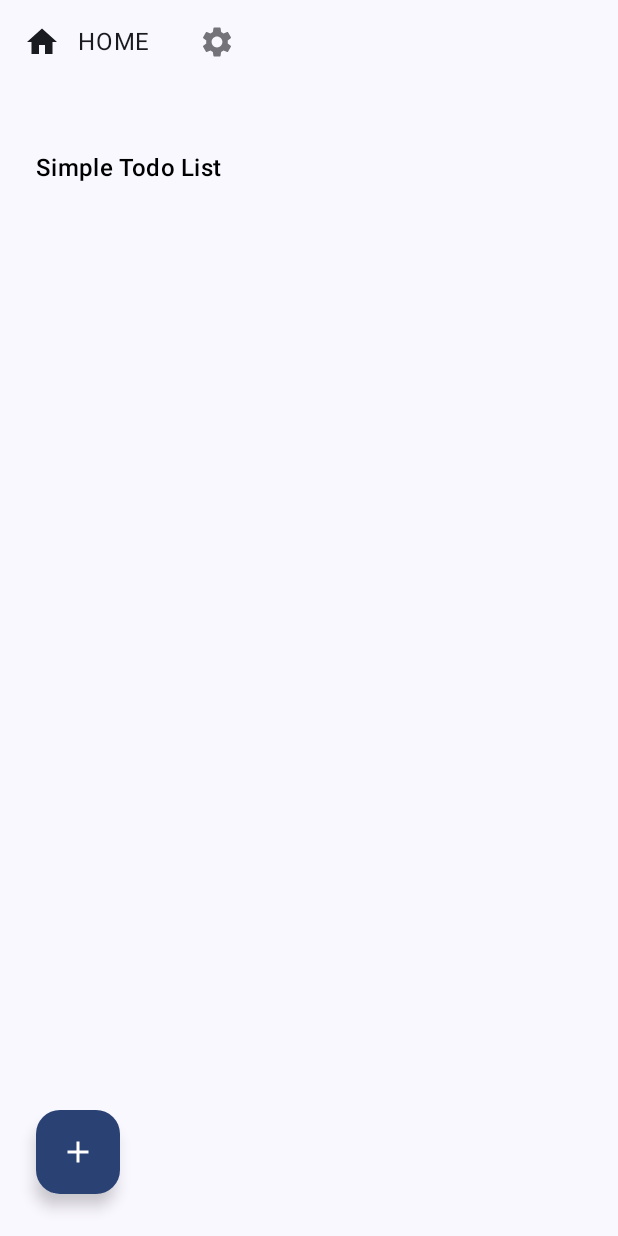
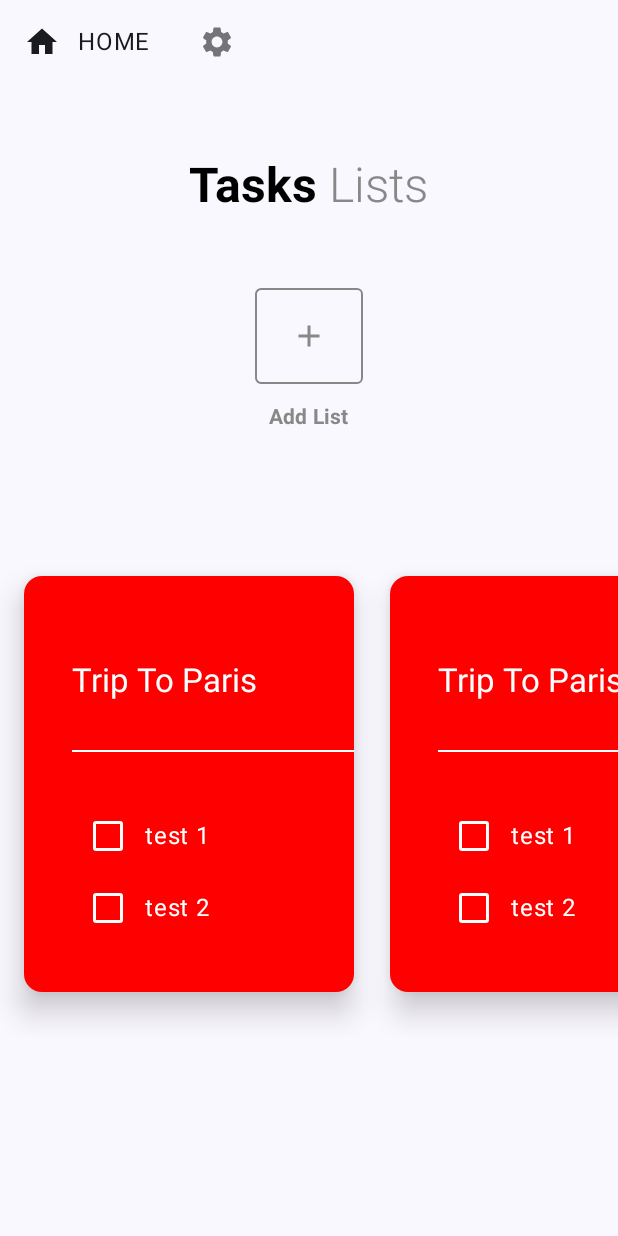
Before and after one commit to DaniZakaria63/simple-todo-list, an Android app built with Jetpack Compose: the screen it shows after launch (MainActivity), on a phone screen of 412 x 824 dp. Run offline under Robolectric (Android 15) with nearby library versions, the phone set to English and light mode, and no system bars; our stand-ins replace Room's generated code.

Commit message:
initialize dummy home ui for task type

```diff
--- /dev/null
+++ b/app/src/main/java/com/daniza/simple/todolist/data/model/TaskTypeModel.kt
@@ -0,0 +1,15 @@
+package com.daniza.simple.todolist.data.model
+
+import androidx.compose.runtime.getValue
+import androidx.compose.runtime.mutableStateOf
+
+data class TaskTypeModel(
+    val id: Int = 0,
+    val name: String = "",
+    val date_created: String = "",
+    var _task_list: List<TaskModel> = listOf()
+) {
+    val task_list_size get() = _task_list.size
+
+    val task_list by mutableStateOf(_task_list)
+}
--- a/app/src/main/java/com/daniza/simple/todolist/ui/main/MainScreen.kt
+++ b/app/src/main/java/com/daniza/simple/todolist/ui/main/MainScreen.kt
@@ -1,14 +1,23 @@
 package com.daniza.simple.todolist.ui.main
 
 import android.util.Log
+import androidx.compose.foundation.BorderStroke
+import androidx.compose.foundation.background
 import androidx.compose.foundation.layout.Box
 import androidx.compose.foundation.layout.Column
+import androidx.compose.foundation.layout.Spacer
 import androidx.compose.foundation.layout.fillMaxSize
 import androidx.compose.foundation.layout.fillMaxWidth
 import androidx.compose.foundation.layout.navigationBarsPadding
 import androidx.compose.foundation.layout.padding
+import androidx.compose.foundation.layout.width
+import androidx.compose.foundation.lazy.LazyRow
+import androidx.compose.foundation.lazy.items
+import androidx.compose.foundation.shape.RoundedCornerShape
 import androidx.compose.material.icons.Icons
 import androidx.compose.material.icons.filled.Add
+import androidx.compose.material3.Button
+import androidx.compose.material3.ButtonDefaults
 import androidx.compose.material3.FloatingActionButton
 import androidx.compose.material3.Icon
 import androidx.compose.material3.MaterialTheme
@@ -22,10 +31,15 @@ import androidx.compose.runtime.setValue
 import androidx.compose.ui.Alignment
 import androidx.compose.ui.Modifier
 import androidx.compose.ui.graphics.Color
+import androidx.compose.ui.text.SpanStyle
+import androidx.compose.ui.text.buildAnnotatedString
+import androidx.compose.ui.text.font.FontWeight
+import androidx.compose.ui.text.withStyle
 import androidx.compose.ui.unit.dp
 import androidx.lifecycle.compose.collectAsStateWithLifecycle
 import androidx.lifecycle.viewmodel.compose.viewModel
 import com.daniza.simple.todolist.data.model.TaskModel
+import com.daniza.simple.todolist.data.model.TaskTypeModel
 import com.daniza.simple.todolist.ui.splash.SplashScreen
 import com.daniza.simple.todolist.ui.widget.common.ErrorScreen
 import com.daniza.simple.todolist.ui.widget.common.LoadingScreen
@@ -34,6 +48,7 @@ import com.daniza.simple.todolist.ui.widget.task.TaskDialog
 import com.daniza.simple.todolist.ui.widget.task.TaskDialogType
 import com.daniza.simple.todolist.ui.widget.task.TaskList
 import com.daniza.simple.todolist.ui.widget.task.TaskUiState
+import com.daniza.simple.todolist.ui.widget.task_type.TaskTypeCardList
 
 @Composable
 fun MainScreen(viewModel: MainViewModel) {
@@ -44,7 +59,16 @@ fun MainScreen(viewModel: MainViewModel) {
                 showSplashScreen = false
             }
         } else {
-            TodoListScene(mainViewModel = viewModel, modifier = Modifier.fillMaxSize())
+            val dummy_task = listOf(
+                TaskModel(title = "test 1"),
+                TaskModel(title = "test 2")
+            )
+            val dummy_type = listOf(
+                TaskTypeModel(name = "one", _task_list = dummy_task),
+                TaskTypeModel(name = "two", _task_list = dummy_task)
+            )
+            TodoTaskTypeContent(dummy_type)
+//            TodoListScene(mainViewModel = viewModel, modifier = Modifier.fillMaxSize())
         }
     }
 }
@@ -110,6 +134,77 @@ private fun TodoListScene(
     }
 }
 
+
+@Composable
+private fun TodoTaskTypeContent(
+    listTaskType: List<TaskTypeModel> = listOf(),
+) {
+    Surface(modifier = Modifier.fillMaxSize()) {
+        Column(horizontalAlignment = Alignment.CenterHorizontally) {
+            Spacer(modifier = Modifier.padding(24.dp))
+
+            Box(modifier = Modifier.fillMaxWidth(), contentAlignment = Alignment.Center) {
+                Text(
+                    text = buildAnnotatedString {
+                        withStyle(
+                            style = SpanStyle(
+                                color = Color.Black,
+                                fontWeight = FontWeight.Bold
+                            )
+                        ) {
+                            append("Tasks")
+                        }
+                        withStyle(
+                            style = SpanStyle(
+                                color = Color.Gray,
+                                fontWeight = FontWeight.Light
+                            )
+                        ) {
+                            append(" Lists")
+                        }
+                    },
+                    style = MaterialTheme.typography.headlineLarge,
+                    modifier = Modifier.background(MaterialTheme.colorScheme.background)
+                )
+//                Divider(color = Color.Black) // TODO: Update this into similar like the mockup
+            }
+
+            Spacer(modifier = Modifier.padding(24.dp))
+            Button(
+                onClick = { /*TODO*/ },
+                shape = RoundedCornerShape(4.dp),
+                border = BorderStroke(1.dp, Color.Gray),
+                colors = ButtonDefaults.outlinedButtonColors(contentColor = Color.Gray),
+            ) {
+                Icon(
+                    imageVector = Icons.Filled.Add,
+                    contentDescription = "add",
+                    modifier = Modifier.padding(vertical = 12.dp)
+                )
+            }
+            Text(
+                text = "Add List",
+                style = MaterialTheme.typography.labelLarge,
+                fontWeight = FontWeight.Bold,
+                color = Color.Gray,
+                modifier = Modifier.padding(top = 12.dp, bottom = 32.dp)
+            )
+
+            Spacer(modifier = Modifier.padding(32.dp))
+            LazyRow {
+                items(items = listTaskType) { taskType ->
+                    TaskTypeCardList(
+                        items = taskType.task_list,
+                        modifier = Modifier
+                            .padding(start = 16.dp, end = 8.dp)
+                            .width(220.dp)
+                    )
+                }
+            }
+        }
+    }
+}
+
 @Composable
 private fun TodoListContent(
     listTask: List<TaskModel>,
--- /dev/null
+++ b/app/src/main/java/com/daniza/simple/todolist/ui/widget/task_type/TaskTypeCardItem.kt
@@ -0,0 +1,55 @@
+package com.daniza.simple.todolist.ui.widget.task_type
+
+import androidx.compose.foundation.layout.Row
+import androidx.compose.foundation.layout.fillMaxWidth
+import androidx.compose.foundation.layout.padding
+import androidx.compose.material3.Checkbox
+import androidx.compose.material3.CheckboxDefaults
+import androidx.compose.material3.MaterialTheme
+import androidx.compose.material3.Text
+import androidx.compose.runtime.Composable
+import androidx.compose.runtime.getValue
+import androidx.compose.runtime.mutableStateOf
+import androidx.compose.runtime.remember
+import androidx.compose.runtime.setValue
+import androidx.compose.ui.Alignment
+import androidx.compose.ui.Modifier
+import androidx.compose.ui.graphics.Color
+import androidx.compose.ui.text.TextStyle
+import androidx.compose.ui.text.style.TextAlign
+import androidx.compose.ui.text.style.TextDecoration
+import androidx.compose.ui.unit.dp
+import com.daniza.simple.todolist.data.model.TaskModel
+
+
+@Composable
+fun TaskTypeCardItem(
+    item: TaskModel,
+    modifier: Modifier = Modifier
+) {
+    var checked by remember {
+        mutableStateOf(item.checked)
+    }
+
+    Row(
+        modifier = modifier
+            .fillMaxWidth()
+            .padding(end = 16.dp),
+        verticalAlignment = Alignment.CenterVertically
+    ) {
+        Checkbox(
+            checked = checked,
+            onCheckedChange = { checked = it },
+            colors = CheckboxDefaults.colors(
+                checkmarkColor = Color.White,
+                uncheckedColor = Color.White,
+                checkedColor = Color.Gray
+            )
+        )
+        Text(
+            text = item.title, maxLines = 1, textAlign = TextAlign.Center,
+            style = if (checked) TextStyle(textDecoration = TextDecoration.LineThrough)
+            else MaterialTheme.typography.bodyLarge,
+        )
+    }
+}
--- /dev/null
+++ b/app/src/main/java/com/daniza/simple/todolist/ui/widget/task_type/TaskTypeCardList.kt
@@ -0,0 +1,83 @@
+package com.daniza.simple.todolist.ui.widget.task_type
+
+import android.util.Log
+import androidx.compose.foundation.layout.Column
+import androidx.compose.foundation.layout.padding
+import androidx.compose.foundation.lazy.LazyColumn
+import androidx.compose.foundation.lazy.items
+import androidx.compose.material3.Card
+import androidx.compose.material3.CardDefaults
+import androidx.compose.material3.Divider
+import androidx.compose.material3.ExperimentalMaterial3Api
+import androidx.compose.material3.MaterialTheme
+import androidx.compose.material3.Text
+import androidx.compose.runtime.Composable
+import androidx.compose.ui.Modifier
+import androidx.compose.ui.graphics.Color
+import androidx.compose.ui.unit.dp
+import com.daniza.simple.todolist.data.model.TaskModel
+
+@OptIn(ExperimentalMaterial3Api::class)
+@Composable
+fun TaskTypeCardList(
+    modifier: Modifier = Modifier,
+    items: List<TaskModel>
+) {
+    Card(
+        elevation = CardDefaults.cardElevation(
+            defaultElevation = 12.dp
+        ),
+        modifier = modifier,
+        colors = CardDefaults.cardColors(
+            containerColor = Color.Red,
+            contentColor = Color.White
+        ),
+        onClick = { Log.d("TAG", "TaskTypeCardList: CLICKED") }
+    ) {
+
+        Column(
+            modifier = Modifier.padding(
+                start = 32.dp,
+                top = 56.dp,
+                bottom = 32.dp
+            )
+        ) {
+            Text(
+                text = "Trip To Paris",
+                style = MaterialTheme.typography.titleLarge,
+                maxLines = 1,
+                modifier = Modifier.padding(end = 16.dp),
+            )
+            Divider(
+                modifier = Modifier
+                    .padding(vertical = 32.dp),
+                color = Color.White
+            )
+
+            LazyColumn {
+                items(items = items) { item ->
+                    TaskTypeCardItem(item = item)
+                }
+            }
+
+//            Button(
+//                onClick = { /*TODO*/ },
+//                colors = ButtonDefaults.buttonColors(contentColor = Color.White)
+//            ) {
+//                Icon(imageVector = Icons.Filled.ArrowRight, contentDescription = "more")
+//                Text(text = "More")
+//            }
+        }
+
+    }
+}
+
+//@Preview(showBackground = true, heightDp = 320, widthDp = 320)
+@Composable
+private fun TaskTypeCardItemPreview() {
+    val items = List(4) { TaskModel(it, "List ke-$it") }
+    TaskTypeCardList(
+        modifier = Modifier.padding(12.dp),
+        items = items
+    )
+}
```
